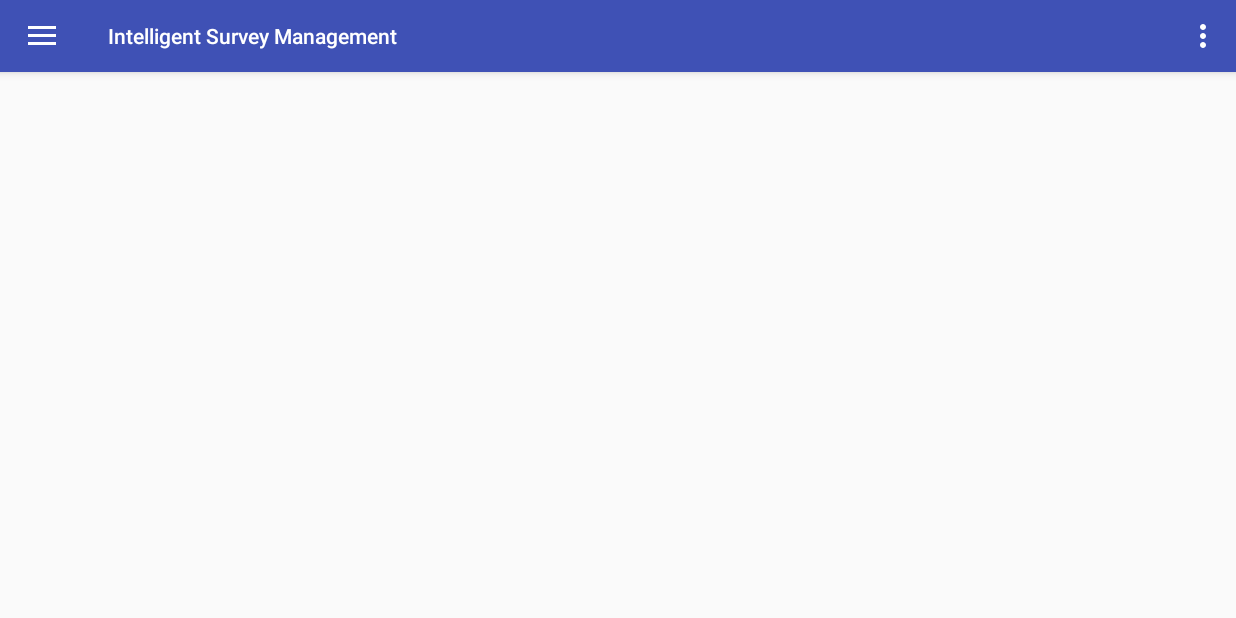
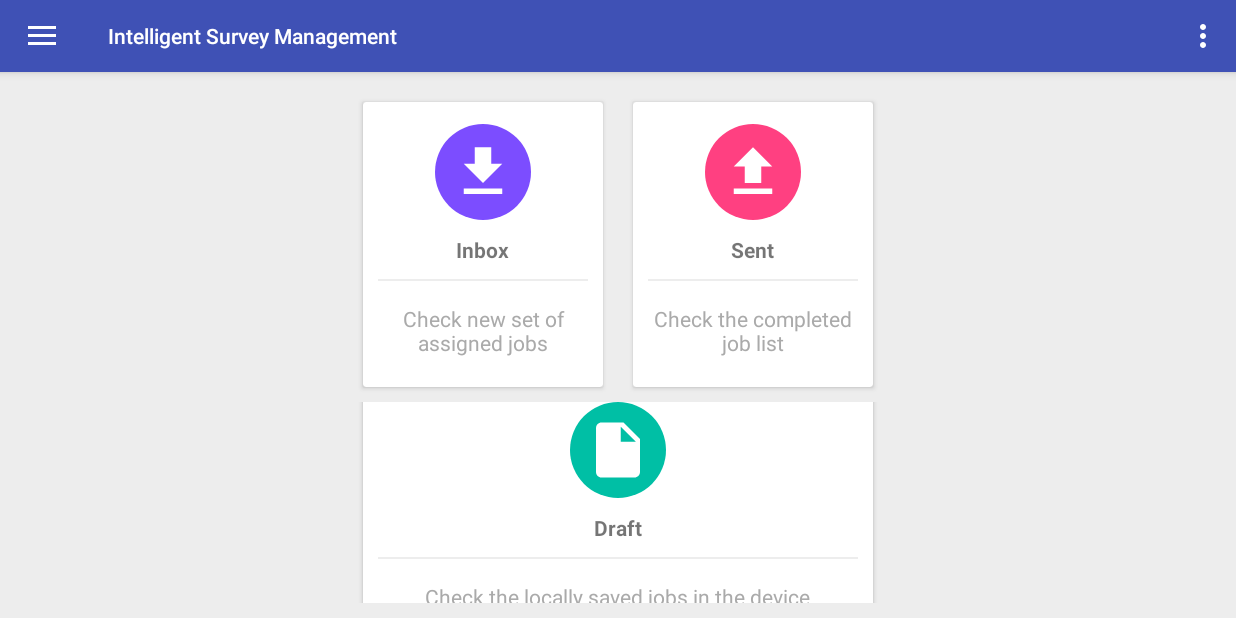
Before and after one commit to SumanBandopadhyay/IntelligentSurveyManagement, an Android app: the screen it shows after launch (DigitalFormActivity), after a tap on "Home", on a phone screen of 824 x 412 dp (held sideways). Run offline under Robolectric (Android 15) with nearby library versions, the phone set to English and light mode, and no system bars; 1 other tap on this screen came first.

Commit message:
Author: Poulami Bhose Time: 14-7-2018 04:26PM Description: HomeFragment Addition

```diff
--- a/app/build.gradle
+++ b/app/build.gradle
@@ -51,7 +51,7 @@ dependencies {
     implementation 'javax.inject:javax.inject:1'
     implementation 'com.google.android.gms:play-services-location:15.0.1'
 
-
+    compile 'com.android.support:cardview-v7:26.1.0'
     //implementation 'com.android.support:appcompat-v7:26.1.0'
 //    implementation 'com.journeyapps:zxing-android-embedded:2.0.1@aar'
 //
--- a/app/src/main/java/com/example/suman/intelligentsurveymanagement/activity/com/example/suman/intelligentsurveymanagement/activities/DigitalFormActivity.java
+++ b/app/src/main/java/com/example/suman/intelligentsurveymanagement/activity/com/example/suman/intelligentsurveymanagement/activities/DigitalFormActivity.java
@@ -21,6 +21,7 @@ import com.example.suman.intelligentsurveymanagement.activity.com.example.suman.
 import com.example.suman.intelligentsurveymanagement.activity.com.example.suman.intelligentsurveymanagement.fragments.EquipmentDetailsFragment;
 import com.example.suman.intelligentsurveymanagement.activity.com.example.suman.intelligentsurveymanagement.fragments.EvaluatingWorkFragment;
 import com.example.suman.intelligentsurveymanagement.activity.com.example.suman.intelligentsurveymanagement.fragments.FormFragment;
+import com.example.suman.intelligentsurveymanagement.activity.com.example.suman.intelligentsurveymanagement.fragments.HomeFragment;
 import com.example.suman.intelligentsurveymanagement.activity.com.example.suman.intelligentsurveymanagement.fragments.LeftFragment;
 import com.example.suman.intelligentsurveymanagement.activity.com.example.suman.intelligentsurveymanagement.fragments.SiteInformationFragment;
 import com.example.suman.intelligentsurveymanagement.activity.com.example.suman.intelligentsurveymanagement.fragments.WorkStepsAndHazardsFragment;
@@ -99,7 +100,11 @@ public class DigitalFormActivity extends AppCompatActivity
             transaction.addToBackStack(FormFragment.TAG);
             transaction.commit();
         } else if (id == R.id.nav_home) {
-
+            FragmentTransaction transaction = getSupportFragmentManager().beginTransaction();
+            transaction.replace(R.id.main_frame, HomeFragment.newInstance("test", "test2"));
+            //transaction.replace(R.id.main_frame, LeftFragment.newInstance(1));
+            transaction.addToBackStack(HomeFragment.TAG);
+            transaction.commit();
         } else if (id == R.id.nav_settings) {
 
         } else if (id == R.id.nav_help) {
--- /dev/null
+++ b/app/src/main/java/com/example/suman/intelligentsurveymanagement/activity/com/example/suman/intelligentsurveymanagement/fragments/HomeFragment.java
@@ -0,0 +1,111 @@
+package com.example.suman.intelligentsurveymanagement.activity.com.example.suman.intelligentsurveymanagement.fragments;
+
+import android.content.Context;
+import android.net.Uri;
+import android.os.Bundle;
+import android.support.v4.app.Fragment;
+import android.view.LayoutInflater;
+import android.view.View;
+import android.view.ViewGroup;
+
+import com.example.suman.intelligentsurveymanagement.R;
+
+/**
+ * A simple {@link Fragment} subclass.
+ * Activities that contain this fragment must implement the
+ * to handle interaction events.
+ * Use the {@link HomeFragment#newInstance} factory method to
+ * create an instance of this fragment.
+ */
+public class HomeFragment extends Fragment {
+    // TODO: Rename parameter arguments, choose names that match
+    // the fragment initialization parameters, e.g. ARG_ITEM_NUMBER
+    private static final String ARG_PARAM1 = "param1";
+    private static final String ARG_PARAM2 = "param2";
+
+    // TODO: Rename and change types of parameters
+    private String mParam1;
+    private String mParam2;
+
+    // Tag
+    public static final String TAG = "HomeFragment";
+
+    //private OnFragmentInteractionListener mListener;
+
+    public HomeFragment() {
+        // Required empty public constructor
+    }
+
+    /**
+     * Use this factory method to create a new instance of
+     * this fragment using the provided parameters.
+     *
+     * @param param1 Parameter 1.
+     * @param param2 Parameter 2.
+     * @return A new instance of fragment HomeFragment.
+     */
+    // TODO: Rename and change types and number of parameters
+    public static HomeFragment newInstance(String param1, String param2) {
+        HomeFragment fragment = new HomeFragment();
+        Bundle args = new Bundle();
+        args.putString(ARG_PARAM1, param1);
+        args.putString(ARG_PARAM2, param2);
+        fragment.setArguments(args);
+        return fragment;
+    }
+
+    @Override
+    public void onCreate(Bundle savedInstanceState) {
+        super.onCreate(savedInstanceState);
+        if (getArguments() != null) {
+            mParam1 = getArguments().getString(ARG_PARAM1);
+            mParam2 = getArguments().getString(ARG_PARAM2);
+        }
+    }
+
+    @Override
+    public View onCreateView(LayoutInflater inflater, ViewGroup container,
+                             Bundle savedInstanceState) {
+        // Inflate the layout for this fragment
+        return inflater.inflate(R.layout.fragment_home, container, false);
+    }
+
+    // TODO: Rename method, update argument and hook method into UI event
+    /*public void onButtonPressed(Uri uri) {
+        if (mListener != null) {
+            mListener.onFragmentInteraction(uri);
+        }
+    }
+
+    @Override
+    public void onAttach(Context context) {
+        super.onAttach(context);
+        if (context instanceof OnFragmentInteractionListener) {
+            mListener = (OnFragmentInteractionListener) context;
+        } else {
+            throw new RuntimeException(context.toString()
+                    + " must implement OnFragmentInteractionListener");
+        }
+    }
+
+    @Override
+    public void onDetach() {
+        super.onDetach();
+        mListener = null;
+    }
+
+    /**
+     * This interface must be implemented by activities that contain this
+     * fragment to allow an interaction in this fragment to be communicated
+     * to the activity and potentially other fragments contained in that
+     * activity.
+     * <p>
+     * See the Android Training lesson <a href=
+     * "http://developer.android.com/training/basics/fragments/communicating.html"
+     * >Communicating with Other Fragments</a> for more information.
+     */
+   /* public interface OnFragmentInteractionListener {
+        // TODO: Update argument type and name
+        void onFragmentInteraction(Uri uri);
+    }*/
+}
--- /dev/null
+++ b/app/src/main/res/drawable/circle_background_green.xml
@@ -0,0 +1,8 @@
+<?xml version="1.0" encoding="utf-8"?>
+<shape
+    xmlns:android="http://schemas.android.com/apk/res/android"
+    android:shape="oval">
+    <solid
+        android:color="@color/green">
+    </solid>
+</shape>
--- /dev/null
+++ b/app/src/main/res/drawable/circle_background_pink.xml
@@ -0,0 +1,8 @@
+<?xml version="1.0" encoding="utf-8"?>
+<shape
+    xmlns:android="http://schemas.android.com/apk/res/android"
+    android:shape="oval">
+    <solid
+        android:color="@color/colorAccent">
+    </solid>
+</shape>
--- /dev/null
+++ b/app/src/main/res/drawable/circle_background_purple.xml
@@ -0,0 +1,8 @@
+<?xml version="1.0" encoding="utf-8"?>
+<shape
+    xmlns:android="http://schemas.android.com/apk/res/android"
+    android:shape="oval">
+    <solid
+        android:color="@color/deeppurple">
+    </solid>
+</shape>
--- /dev/null
+++ b/app/src/main/res/drawable/ic_file_download_black_24dp.xml
@@ -0,0 +1,9 @@
+<vector xmlns:android="http://schemas.android.com/apk/res/android"
+        android:width="24dp"
+        android:height="24dp"
+        android:viewportWidth="24.0"
+        android:viewportHeight="24.0">
+    <path
+        android:fillColor="#fff"
+        android:pathData="M19,9h-4V3H9v6H5l7,7 7,-7zM5,18v2h14v-2H5z"/>
+</vector>
--- /dev/null
+++ b/app/src/main/res/drawable/ic_file_upload_black_24dp.xml
@@ -0,0 +1,9 @@
+<vector xmlns:android="http://schemas.android.com/apk/res/android"
+        android:width="24dp"
+        android:height="24dp"
+        android:viewportWidth="24.0"
+        android:viewportHeight="24.0">
+    <path
+        android:fillColor="#fff"
+        android:pathData="M9,16h6v-6h4l-7,-7 -7,7h4zM5,18h14v2L5,20z"/>
+</vector>
--- /dev/null
+++ b/app/src/main/res/drawable/ic_insert_drive_file_black_24dp.xml
@@ -0,0 +1,9 @@
+<vector xmlns:android="http://schemas.android.com/apk/res/android"
+        android:width="24dp"
+        android:height="24dp"
+        android:viewportWidth="24.0"
+        android:viewportHeight="24.0">
+    <path
+        android:fillColor="#fff"
+        android:pathData="M6,2c-1.1,0 -1.99,0.9 -1.99,2L4,20c0,1.1 0.89,2 1.99,2L18,22c1.1,0 2,-0.9 2,-2L20,8l-6,-6L6,2zM13,9L13,3.5L18.5,9L13,9z"/>
+</vector>
--- /dev/null
+++ b/app/src/main/res/layout/fragment_home.xml
@@ -0,0 +1,158 @@
+<FrameLayout xmlns:android="http://schemas.android.com/apk/res/android"
+    xmlns:tools="http://schemas.android.com/tools"
+    android:layout_width="match_parent"
+    android:layout_height="match_parent"
+    tools:context="com.example.suman.intelligentsurveymanagement.activity.com.example.suman.intelligentsurveymanagement.fragments.HomeFragment">
+
+    <LinearLayout
+        android:layout_width="match_parent"
+        android:layout_height="match_parent"
+        android:orientation="vertical"
+        android:padding="10dp"
+        android:background="@color/lightgray"
+        android:gravity="center">
+
+        <LinearLayout
+            android:clipToPadding="false"
+            android:gravity="center"
+            android:orientation="horizontal"
+            android:layout_width="match_parent"
+            android:layout_height="wrap_content">
+            <android.support.v7.widget.CardView
+                android:foreground="?android:attr/selectableItemBackground"
+                android:clickable="true"
+                android:id="@+id/bankcardId"
+                android:layout_width="160dp"
+                android:layout_height="190dp"
+                android:layout_margin="10dp">
+                <LinearLayout
+                    android:layout_width="match_parent"
+                    android:layout_height="match_parent"
+                    android:orientation="vertical"
+                    android:gravity="center">
+                    <ImageView
+                        android:layout_width="64dp"
+                        android:layout_height="64dp"
+                        android:background="@drawable/circle_background_purple"
+                        android:src="@drawable/ic_file_download_black_24dp"
+                        android:padding="10dp"/>
+                    <TextView
+                        android:layout_width="wrap_content"
+                        android:layout_height="wrap_content"
+                        android:textStyle="bold"
+                        android:layout_marginTop="10dp"
+                        android:text="Inbox"/>
+                    <View
+                        android:layout_width="match_parent"
+                        android:layout_height="1dp"
+                        android:background="@color/lightgray"
+                        android:layout_margin="10dp"/>
+                    <TextView
+                        android:layout_width="wrap_content"
+                        android:layout_height="wrap_content"
+                        android:gravity="center"
+                        android:text="Check new set of assigned jobs"
+                        android:padding="5dp"
+                        android:textColor="@android:color/darker_gray"/>
+
+                </LinearLayout>
+            </android.support.v7.widget.CardView>
+            <android.support.v7.widget.CardView
+                android:foreground="?android:attr/selectableItemBackground"
+                android:clickable="true"
+                android:layout_width="160dp"
+                android:layout_height="190dp"
+                android:layout_margin="10dp">
+                <LinearLayout
+                    android:layout_width="match_parent"
+                    android:layout_height="match_parent"
+                    android:orientation="vertical"
+                    android:gravity="center">
+                    <ImageView
+                        android:layout_width="64dp"
+                        android:layout_height="64dp"
+                        android:background="@drawable/circle_background_pink"
+                        android:src="@drawable/ic_file_upload_black_24dp"
+                        android:padding="10dp"/>
+                    <TextView
+                        android:layout_width="wrap_content"
+                        android:layout_height="wrap_content"
+                        android:textStyle="bold"
+                        android:layout_marginTop="10dp"
+                        android:text="Sent"/>
+                    <View
+                        android:layout_width="match_parent"
+                        android:layout_height="1dp"
+                        android:background="@color/lightgray"
+                        android:layout_margin="10dp"/>
+                    <TextView
+                        android:layout_width="wrap_content"
+                        android:layout_height="wrap_content"
+                        android:gravity="center"
+                        android:text="Check the completed job list"
+                        android:padding="5dp"
+                        android:textColor="@android:color/darker_gray"/>
+
+                </LinearLayout>
+            </android.support.v7.widget.CardView>
+
+        </LinearLayout>
+
+        <LinearLayout
+            android:layout_width="match_parent"
+            android:layout_height="wrap_content"
+            android:clipToPadding="false"
+            android:gravity="center"
+            android:orientation="horizontal">
+
+            <android.support.v7.widget.CardView
+                android:layout_width="340dp"
+                android:layout_height="180dp"
+                android:layout_margin="10dp"
+                android:clickable="true"
+                android:foreground="?android:attr/selectableItemBackground">
+
+                <LinearLayout
+
+                    android:layout_width="match_parent"
+                    android:layout_height="match_parent"
+                    android:gravity="center"
+                    android:orientation="vertical">
+
+                    <ImageView
+                        android:layout_width="64dp"
+                        android:layout_height="64dp"
+                        android:background="@drawable/circle_background_green"
+                        android:padding="10dp"
+                        android:layout_marginTop="10dp"
+                        android:src="@drawable/ic_insert_drive_file_black_24dp" />
+
+                    <TextView
+                        android:layout_width="wrap_content"
+                        android:layout_height="wrap_content"
+                        android:layout_marginTop="10dp"
+                        android:text="Draft"
+                        android:textStyle="bold" />
+
+                    <View
+                        android:layout_width="match_parent"
+                        android:layout_height="1dp"
+                        android:layout_margin="10dp"
+                        android:background="@color/lightgray" />
+
+                    <TextView
+                        android:layout_width="wrap_content"
+                        android:layout_height="wrap_content"
+                        android:gravity="center"
+                        android:padding="5dp"
+                        android:text="Check the locally saved jobs in the device"
+                        android:textColor="@android:color/darker_gray" />
+
+                </LinearLayout>
+            </android.support.v7.widget.CardView>
+
+        </LinearLayout>
+
+    </LinearLayout>
+
+</FrameLayout>
--- a/app/src/main/res/values/colors.xml
+++ b/app/src/main/res/values/colors.xml
@@ -3,4 +3,13 @@
     <color name="colorPrimary">#3F51B5</color>
     <color name="colorPrimaryDark">#303F9F</color>
     <color name="colorAccent">#FF4081</color>
+    <color name="backgroundcolor">#fcfcfc</color>
+    <color name="lightgray">#ededed</color>
+    <color name="deeppurple">#7c4dff</color>
+    <color name="yellow">#ffb300</color>
+    <color name="green">#00bfa5</color>
+    <color name="darkblue">#23283a</color>
+    <color name="testcolorblue">#152b38</color>
+    <color name="pink">#fe104d</color>
+    <color name="black_overlay">#66000000</color>
 </resources>
```
